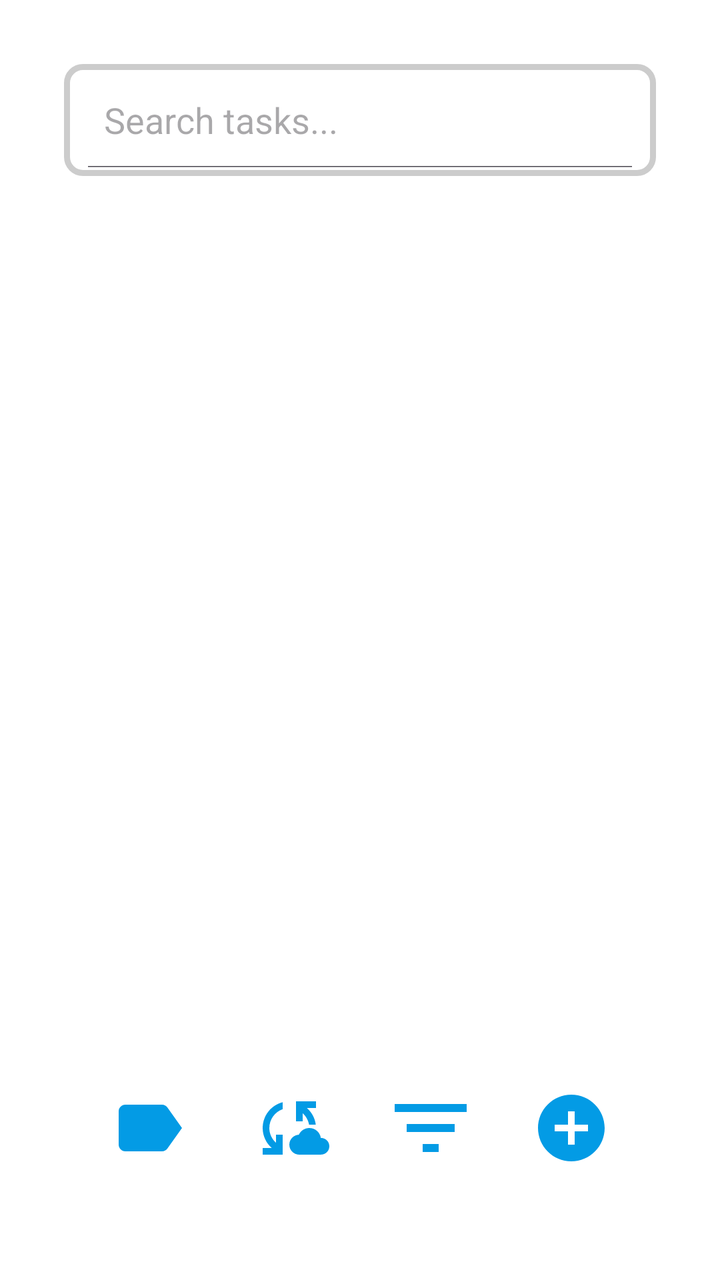
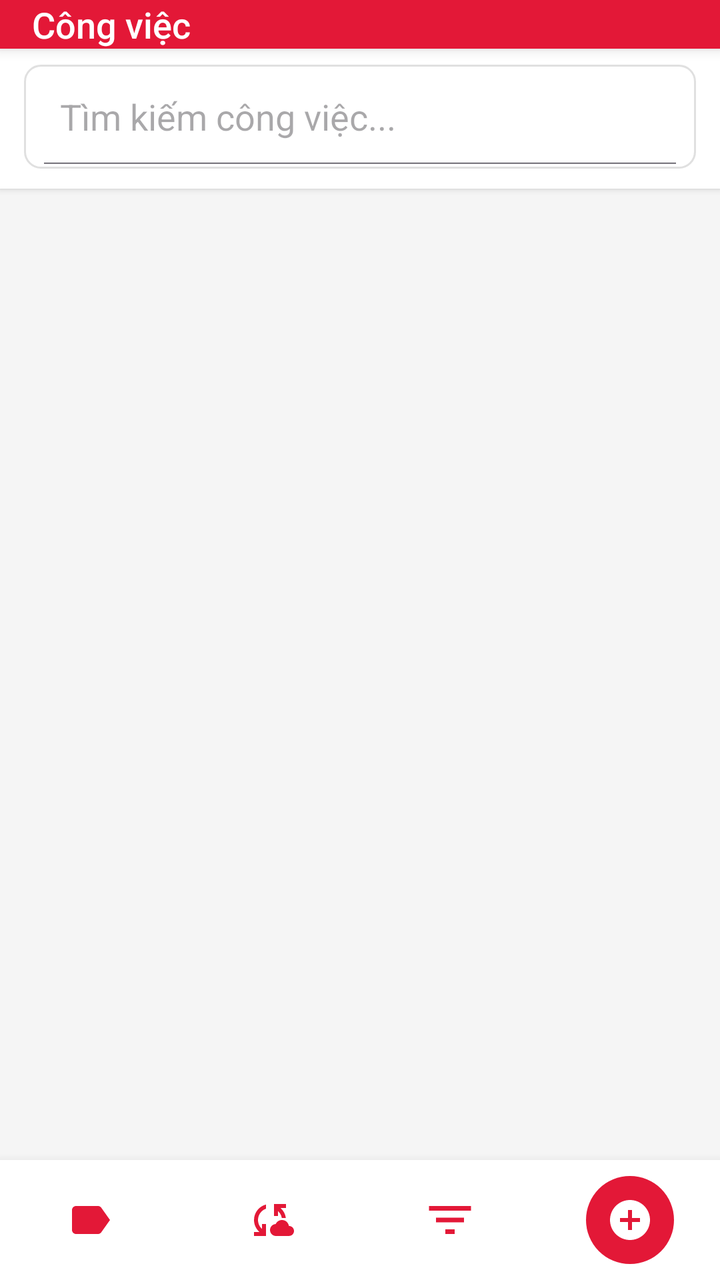

Before-and-after screenshots of an Android layout around one commit, followed by the original layout XML and the change that was made.
<!-- AndroidManifest.xml: application theme Theme.TodoApp -->
<!-- res/layout/activity_tasks.xml -->
<?xml version="1.0" encoding="utf-8"?>
<androidx.constraintlayout.widget.ConstraintLayout xmlns:android="http://schemas.android.com/apk/res/android"
    xmlns:app="http://schemas.android.com/apk/res-auto"
    xmlns:tools="http://schemas.android.com/tools"
    android:layout_width="match_parent"
    android:layout_height="match_parent"
    android:background="?attr/fullscreenBackgroundColor"
    android:padding="32dp"
    android:theme="@style/ThemeOverlay.TodoApp.FullscreenContainer"
    tools:context=".ui.tasks.TasksActivity">

    
    <LinearLayout
        android:id="@+id/searchContainer"
        android:layout_width="0dp"
        android:layout_height="wrap_content"
        android:background="@drawable/task_border"
        android:padding="4dp"
        app:layout_constraintEnd_toEndOf="parent"
        app:layout_constraintStart_toStartOf="parent"
        app:layout_constraintTop_toTopOf="parent">

        <SearchView
            android:id="@+id/searchView"
            android:layout_width="match_parent"
            android:layout_height="wrap_content"
            android:iconifiedByDefault="false"
            android:queryHint="Search tasks..."
            android:searchIcon="@null"
            android:background="@null" />
    </LinearLayout>

    
    <androidx.recyclerview.widget.RecyclerView
        android:id="@+id/rvTagFilter"
        android:layout_width="0dp"
        android:layout_height="wrap_content"
        android:layout_marginTop="8dp"
        android:orientation="horizontal"
        app:layoutManager="androidx.recyclerview.widget.LinearLayoutManager"
        app:layout_constraintEnd_toEndOf="parent"
        app:layout_constraintStart_toStartOf="parent"
        app:layout_constraintTop_toBottomOf="@id/searchContainer"
        tools:listitem="@layout/item_tag_filter" />

    
    <androidx.constraintlayout.widget.Guideline
        android:id="@+id/guideLine"
        android:layout_width="wrap_content"
        android:layout_height="wrap_content"
        android:orientation="horizontal"
        app:layout_constraintGuide_begin="140dp" /> 

    
    <androidx.recyclerview.widget.RecyclerView
        android:id="@+id/recyclerView"
        android:layout_width="0dp"
        android:layout_height="0dp"
        android:layout_marginTop="8dp"
        android:clipToPadding="false"
        android:paddingBottom="8dp"

        app:layout_constraintTop_toBottomOf="@id/rvTagFilter"
        app:layout_constraintBottom_toTopOf="@id/tagsButton"
        app:layout_constraintEnd_toEndOf="parent"
        app:layout_constraintStart_toStartOf="parent" />


    
    <ImageView
        android:id="@+id/tagsButton"
        android:layout_width="56dp"
        android:layout_height="56dp"
        android:contentDescription="tag"
        android:layout_marginBottom="16dp"
        android:padding="8dp"
        android:src="@drawable/ic_tag"
        app:tint="@color/light_blue_600"

        app:layout_constraintBottom_toBottomOf="parent"
        app:layout_constraintEnd_toStartOf="@id/syncButton"
        app:layout_constraintStart_toStartOf="parent"
        app:layout_constraintHorizontal_chainStyle="spread" />

    <ImageView
        android:id="@+id/syncButton"
        android:layout_width="56dp"
        android:layout_height="56dp"
        android:contentDescription="@string/sync_button_desc"
        android:layout_marginBottom="16dp"
        android:padding="8dp"
        android:src="@drawable/ic_sync"
        app:tint="@color/light_blue_600"

        app:layout_constraintBottom_toBottomOf="parent"
        app:layout_constraintEnd_toStartOf="@id/filterButton"
        app:layout_constraintStart_toEndOf="@id/tagsButton" />

    <ImageView
        android:id="@+id/filterButton"
        android:layout_width="56dp"
        android:layout_height="56dp"
        android:contentDescription="@string/filter_button_desc"
        android:layout_marginBottom="16dp"
        android:padding="4dp"
        android:src="@drawable/ic_filter"
        app:tint="@color/light_blue_600"

        app:layout_constraintBottom_toBottomOf="parent"
        app:layout_constraintEnd_toStartOf="@id/addTaskButton"
        app:layout_constraintStart_toEndOf="@id/syncButton" />

    <ImageView
        android:id="@+id/addTaskButton"
        android:layout_width="56dp"
        android:layout_height="56dp"
        android:contentDescription="@string/add_task_button_desc"
        android:layout_marginBottom="16dp"
        android:padding="8dp"
        android:src="@drawable/ic_add"
        app:tint="@color/light_blue_600"

        app:layout_constraintBottom_toBottomOf="parent"
        app:layout_constraintEnd_toEndOf="parent"
        app:layout_constraintStart_toEndOf="@id/filterButton" />

</androidx.constraintlayout.widget.ConstraintLayout>
<!-- res/layout/item_tag_filter.xml (included above) -->
<?xml version="1.0" encoding="utf-8"?>
<LinearLayout xmlns:android="http://schemas.android.com/apk/res/android"
    android:layout_width="wrap_content"
    android:layout_height="wrap_content"
    android:padding="4dp">

    <TextView
        android:id="@+id/tvTagName"
        android:layout_width="wrap_content"
        android:layout_height="32dp"
        android:background="@drawable/bg_tag"
        android:gravity="center"
        android:paddingStart="12dp"
        android:paddingEnd="12dp"
        android:text="Tag"
        android:textSize="14sp"
        android:textStyle="bold" />
</LinearLayout>
<!-- resources referenced by this layout -->
<resources>
  <color name="light_blue_600">#FF039BE5</color>
  <!-- drawable bg_tag (drawable) -->
  <?xml version="1.0" encoding="utf-8"?>
  <shape xmlns:android="http://schemas.android.com/apk/res/android"
      android:shape="rectangle">
      <solid android:color="@color/tag_background" />
      <corners android:radius="16dp" />
      <padding
          android:bottom="4dp"
          android:left="8dp"
          android:right="8dp"
          android:top="4dp" />
  </shape>
  <!-- drawable ic_add (drawable) -->
  <vector xmlns:android="http://schemas.android.com/apk/res/android" android:height="24dp" android:tint="#0DC7D0" android:viewportHeight="24" android:viewportWidth="24" android:width="24dp">
        
      <path android:fillColor="@android:color/white" android:pathData="M12,2C6.48,2 2,6.48 2,12s4.48,10 10,10 10,-4.48 10,-10S17.52,2 12,2zM17,13h-4v4h-2v-4L7,13v-2h4L11,7h2v4h4v2z"/>
      
  </vector>
  <!-- drawable ic_filter (drawable) -->
  <vector xmlns:android="http://schemas.android.com/apk/res/android"
      android:height="24dp"
      android:tint="#FFFFFF"
      android:viewportHeight="24"
      android:viewportWidth="24"
      android:width="24dp">
        
      <path android:fillColor="@android:color/white"
          android:pathData="M10,18h4v-2h-4v2zM3,6v2h18L21,6L3,6zM6,13h12v-2L6,11v2z"/>
      
  </vector>
  <!-- drawable ic_tag (drawable) -->
  <vector xmlns:android="http://schemas.android.com/apk/res/android" android:autoMirrored="true" android:height="24dp" android:tint="#0DC7D0" android:viewportHeight="24" android:viewportWidth="24" android:width="24dp">
        
      <path android:fillColor="@android:color/white" android:pathData="M17.63,5.84C17.27,5.33 16.67,5 16,5L5,5.01C3.9,5.01 3,5.9 3,7v10c0,1.1 0.9,1.99 2,1.99L16,19c0.67,0 1.27,-0.33 1.63,-0.84L22,12l-4.37,-6.16z"/>
      
  </vector>
  <!-- drawable task_border (drawable) -->
  <?xml version="1.0" encoding="utf-8"?>
  <shape xmlns:android="http://schemas.android.com/apk/res/android"
      android:shape="rectangle">
      
      <stroke
          android:width="3dp"
          android:color="#CCCCCC" />
  
      
      <corners android:radius="8dp" />
  
      
      <solid android:color="#FFFFFF" />
  
      
      <padding
          android:left="8dp"
          android:top="8dp"
          android:right="8dp"
          android:bottom="8dp" />
  </shape>
  <string name="add_task_button_desc">Add task</string>
  <string name="filter_button_desc">Filter</string>
  <string name="sync_button_desc">Sync</string>
  <style name="ThemeOverlay.TodoApp.FullscreenContainer" parent="">
          <item name="fullscreenBackgroundColor">@color/white</item>
          <item name="fullscreenTextColor">@color/black</item>
      </style>
  <style name="Theme.TodoApp" parent="Base.Theme.TodoApp">
          
          <item name="android:windowOptOutEdgeToEdgeEnforcement" tools:targetApi="35">true</item>
      </style>
  <color name="tag_background">#E0E0E0</color>
  <color name="white">#FFFFFFFF</color>
  <color name="black">#FF000000</color>
  <style name="Base.Theme.TodoApp" parent="Theme.Material3.DayNight.NoActionBar">
          
          
      </style>
  <!-- unchanged entries left out for length: 1 -->
</resources>

<!-- the commit's change to res/layout/activity_tasks.xml (unified diff, before → after) -->
@@ -1,130 +1,146 @@
 <?xml version="1.0" encoding="utf-8"?>
-<androidx.constraintlayout.widget.ConstraintLayout xmlns:android="http://schemas.android.com/apk/res/android"
+<LinearLayout xmlns:android="http://schemas.android.com/apk/res/android"
     xmlns:app="http://schemas.android.com/apk/res-auto"
     xmlns:tools="http://schemas.android.com/tools"
     android:layout_width="match_parent"
     android:layout_height="match_parent"
-    android:background="?attr/fullscreenBackgroundColor"
-    android:padding="32dp"
-    android:theme="@style/ThemeOverlay.TodoApp.FullscreenContainer"
+    android:background="@color/surface"
+    android:orientation="vertical"
     tools:context=".ui.tasks.TasksActivity">
 
     
     <LinearLayout
-        android:id="@+id/searchContainer"
-        android:layout_width="0dp"
+        android:id="@+id/appBar"
+        android:layout_width="match_parent"
         android:layout_height="wrap_content"
-        android:background="@drawable/task_border"
-        android:padding="4dp"
-        app:layout_constraintEnd_toEndOf="parent"
-        app:layout_constraintStart_toStartOf="parent"
-        app:layout_constraintTop_toTopOf="parent">
+        android:background="@color/hust_red"
+        android:elevation="4dp"
+        android:gravity="center_vertical"
+        android:orientation="horizontal"
+        android:paddingHorizontal="4dp">
 
-        <SearchView
-            android:id="@+id/searchView"
+        <TextView
+            android:layout_width="0dp"
+            android:layout_height="wrap_content"
+            android:layout_marginStart="12dp"
+            android:layout_weight="1"
+            android:fontFamily="sans-serif-medium"
+            android:text="Công việc"
+            android:textColor="#FFFFFF"
+            android:textSize="18sp" />
+    </LinearLayout>
+
+    
+    <LinearLayout
+        android:layout_width="match_parent"
+        android:layout_height="wrap_content"
+        android:background="@android:color/white"
+        android:elevation="2dp"
+        android:orientation="vertical"
+        android:paddingHorizontal="12dp"
+        android:paddingTop="8dp"
+        android:paddingBottom="4dp">
+
+        <LinearLayout
+            android:id="@+id/searchContainer"
             android:layout_width="match_parent"
             android:layout_height="wrap_content"
-            android:iconifiedByDefault="false"
-            android:queryHint="Search tasks..."
-            android:searchIcon="@null"
-            android:background="@null" />
+            android:background="@drawable/task_border"
+            android:padding="2dp">
+
+            <SearchView
+                android:id="@+id/searchView"
+                android:layout_width="match_parent"
+                android:layout_height="wrap_content"
+                android:background="@null"
+                android:iconifiedByDefault="false"
+                android:queryHint="Tìm kiếm công việc..."
+                android:searchIcon="@null" />
+        </LinearLayout>
+
+        <androidx.recyclerview.widget.RecyclerView
+            android:id="@+id/rvTagFilter"
+            android:layout_width="match_parent"
+            android:layout_height="wrap_content"
+            android:layout_marginTop="6dp"
+            android:orientation="horizontal"
+            app:layoutManager="androidx.recyclerview.widget.LinearLayoutManager"
+            tools:listitem="@layout/item_tag_filter" />
     </LinearLayout>
 
     
     <androidx.recyclerview.widget.RecyclerView
-        android:id="@+id/rvTagFilter"
-        android:layout_width="0dp"
-        android:layout_height="wrap_content"
-        android:layout_marginTop="8dp"
-        android:orientation="horizontal"
-        app:layoutManager="androidx.recyclerview.widget.LinearLayoutManager"
-        app:layout_constraintEnd_toEndOf="parent"
-        app:layout_constraintStart_toStartOf="parent"
-        app:layout_constraintTop_toBottomOf="@id/searchContainer"
-        tools:listitem="@layout/item_tag_filter" />
+        android:id="@+id/recyclerView"
+        android:layout_width="match_parent"
+        android:layout_height="0dp"
+        android:layout_weight="1"
+        android:clipToPadding="false"
+        android:paddingHorizontal="12dp"
+        android:paddingTop="4dp"
+        android:paddingBottom="8dp" />
 
     
-    <androidx.constraintlayout.widget.Guideline
-        android:id="@+id/guideLine"
-        android:layout_width="wrap_content"
+    <LinearLayout
+        android:id="@+id/bottomBar"
+        android:layout_width="match_parent"
         android:layout_height="wrap_content"
-        android:orientation="horizontal"
-        app:layout_constraintGuide_begin="140dp" /> 
+        android:background="@android:color/white"
+        android:elevation="8dp"
+        android:gravity="center"
+        android:minHeight="60dp"
+        android:orientation="horizontal">
 
-    
-    <androidx.recyclerview.widget.RecyclerView
-        android:id="@+id/recyclerView"
-        android:layout_width="0dp"
-        android:layout_height="0dp"
-        android:layout_marginTop="8dp"
-        android:clipToPadding="false"
-        android:paddingBottom="8dp"
+        <ImageView
+            android:id="@+id/tagsButton"
+            android:layout_width="0dp"
+            android:layout_height="44dp"
+            android:layout_weight="1"
+            android:contentDescription="tag"
+            android:padding="10dp"
+            android:src="@drawable/ic_tag"
+            app:tint="@color/hust_red" />
 
-        app:layout_constraintTop_toBottomOf="@id/rvTagFilter"
-        app:layout_constraintBottom_toTopOf="@id/tagsButton"
-        app:layout_constraintEnd_toEndOf="parent"
-        app:layout_constraintStart_toStartOf="parent" />
+        <ImageView
+            android:id="@+id/syncButton"
+            android:layout_width="0dp"
+            android:layout_height="44dp"
+            android:layout_weight="1"
+            android:contentDescription="@string/sync_button_desc"
+            android:padding="10dp"
+            android:src="@drawable/ic_sync"
+            app:tint="@color/hust_red" />
 
+        <ImageView
+            android:id="@+id/filterButton"
+            android:layout_width="0dp"
+            android:layout_height="44dp"
+            android:layout_weight="1"
+            android:contentDescription="@string/filter_button_desc"
+            android:padding="8dp"
+            android:src="@drawable/ic_filter"
+            app:tint="@color/hust_red" />
 
-    
-    <ImageView
-        android:id="@+id/tagsButton"
-        android:layout_width="56dp"
-        android:layout_height="56dp"
-        android:contentDescription="tag"
-        android:layout_marginBottom="16dp"
-        android:padding="8dp"
-        android:src="@drawable/ic_tag"
-        app:tint="@color/light_blue_600"
+        
+        <FrameLayout
+            android:layout_width="0dp"
+            android:layout_height="match_parent"
+            android:layout_weight="1"
+            android:gravity="center">
 
-        app:layout_constraintBottom_toBottomOf="parent"
-        app:layout_constraintEnd_toStartOf="@id/syncButton"
-        app:layout_constraintStart_toStartOf="parent"
-        app:layout_constraintHorizontal_chainStyle="spread" />
+            <ImageView
+                android:id="@+id/addTaskButton"
+                android:layout_width="44dp"
+                android:layout_height="44dp"
+                android:layout_gravity="center"
+                android:background="@drawable/bg_fab_hust"
+                android:contentDescription="@string/add_task_button_desc"
+                android:padding="10dp"
+                android:src="@drawable/ic_add"
+                app:tint="#FFFFFF" />
+        </FrameLayout>
+    </LinearLayout>
 
-    <ImageView
-        android:id="@+id/syncButton"
-        android:layout_width="56dp"
-        android:layout_height="56dp"
-        android:contentDescription="@string/sync_button_desc"
-        android:layout_marginBottom="16dp"
-        android:padding="8dp"
-        android:src="@drawable/ic_sync"
-        app:tint="@color/light_blue_600"
-
-        app:layout_constraintBottom_toBottomOf="parent"
-        app:layout_constraintEnd_toStartOf="@id/filterButton"
-        app:layout_constraintStart_toEndOf="@id/tagsButton" />
-
-    <ImageView
-        android:id="@+id/filterButton"
-        android:layout_width="56dp"
-        android:layout_height="56dp"
-        android:contentDescription="@string/filter_button_desc"
-        android:layout_marginBottom="16dp"
-        android:padding="4dp"
-        android:src="@drawable/ic_filter"
-        app:tint="@color/light_blue_600"
-
-        app:layout_constraintBottom_toBottomOf="parent"
-        app:layout_constraintEnd_toStartOf="@id/addTaskButton"
-        app:layout_constraintStart_toEndOf="@id/syncButton" />
-
-    <ImageView
-        android:id="@+id/addTaskButton"
-        android:layout_width="56dp"
-        android:layout_height="56dp"
-        android:contentDescription="@string/add_task_button_desc"
-        android:layout_marginBottom="16dp"
-        android:padding="8dp"
-        android:src="@drawable/ic_add"
-        app:tint="@color/light_blue_600"
-
-        app:layout_constraintBottom_toBottomOf="parent"
-        app:layout_constraintEnd_toEndOf="parent"
-        app:layout_constraintStart_toEndOf="@id/filterButton" />
-
-</androidx.constraintlayout.widget.ConstraintLayout>
+</LinearLayout>
 <!-- res/layout/item_tag_filter.xml (included above) -->
 <?xml version="1.0" encoding="utf-8"?>
 <LinearLayout xmlns:android="http://schemas.android.com/apk/res/android"
<!-- resource entries referenced after the edit -->
@@ -1,6 +1,13 @@
 <!-- resources referenced by this layout -->
 <resources>
-  <color name="light_blue_600">#FF039BE5</color>
+  <color name="hust_red">#E31837</color>
+  <color name="surface">#F5F5F5</color>
+  <!-- drawable bg_fab_hust (drawable) -->
+  <?xml version="1.0" encoding="utf-8"?>
+  <shape xmlns:android="http://schemas.android.com/apk/res/android"
+      android:shape="oval">
+      <solid android:color="@color/hust_red" />
+  </shape>
   <!-- drawable bg_tag (drawable) -->
   <?xml version="1.0" encoding="utf-8"?>
   <shape xmlns:android="http://schemas.android.com/apk/res/android"
@@ -41,18 +48,9 @@
   <?xml version="1.0" encoding="utf-8"?>
   <shape xmlns:android="http://schemas.android.com/apk/res/android"
       android:shape="rectangle">
-      
-      <stroke
-          android:width="3dp"
-          android:color="#CCCCCC" />
-  
-      
+      <stroke android:width="1dp" android:color="#E0E0E0" />
       <corners android:radius="8dp" />
-  
-      
       <solid android:color="#FFFFFF" />
-  
-      
       <padding
           android:left="8dp"
           android:top="8dp"
@@ -62,20 +60,24 @@
   <string name="add_task_button_desc">Add task</string>
   <string name="filter_button_desc">Filter</string>
   <string name="sync_button_desc">Sync</string>
-  <style name="ThemeOverlay.TodoApp.FullscreenContainer" parent="">
-          <item name="fullscreenBackgroundColor">@color/white</item>
-          <item name="fullscreenTextColor">@color/black</item>
-      </style>
   <style name="Theme.TodoApp" parent="Base.Theme.TodoApp">
-          
           <item name="android:windowOptOutEdgeToEdgeEnforcement" tools:targetApi="35">true</item>
       </style>
-  <color name="tag_background">#E0E0E0</color>
+  <color name="tag_background">#F0F0F0</color>
   <color name="white">#FFFFFFFF</color>
-  <color name="black">#FF000000</color>
+  <color name="hust_red_light">#FFEBEE</color>
+  <color name="hust_red_dark">#A81020</color>
+  <color name="text_primary">#1A1A1A</color>
   <style name="Base.Theme.TodoApp" parent="Theme.Material3.DayNight.NoActionBar">
-          
-          
+          <item name="colorPrimary">@color/hust_red</item>
+          <item name="colorOnPrimary">@color/white</item>
+          <item name="colorPrimaryContainer">@color/hust_red_light</item>
+          <item name="colorOnPrimaryContainer">@color/hust_red_dark</item>
+          <item name="colorSecondary">@color/hust_red_dark</item>
+          <item name="colorOnSecondary">@color/white</item>
+          <item name="colorSurface">@color/white</item>
+          <item name="colorOnSurface">@color/text_primary</item>
+          <item name="android:colorBackground">@color/surface</item>
       </style>
   <!-- unchanged entries left out for length: 1 -->
 </resources>
